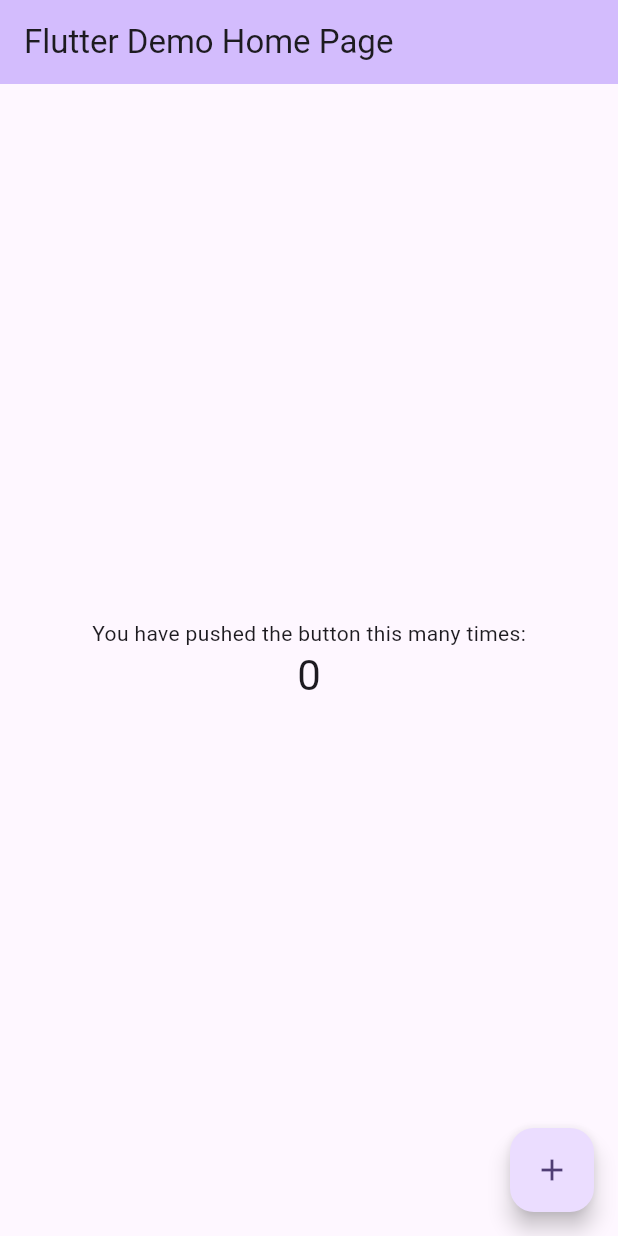
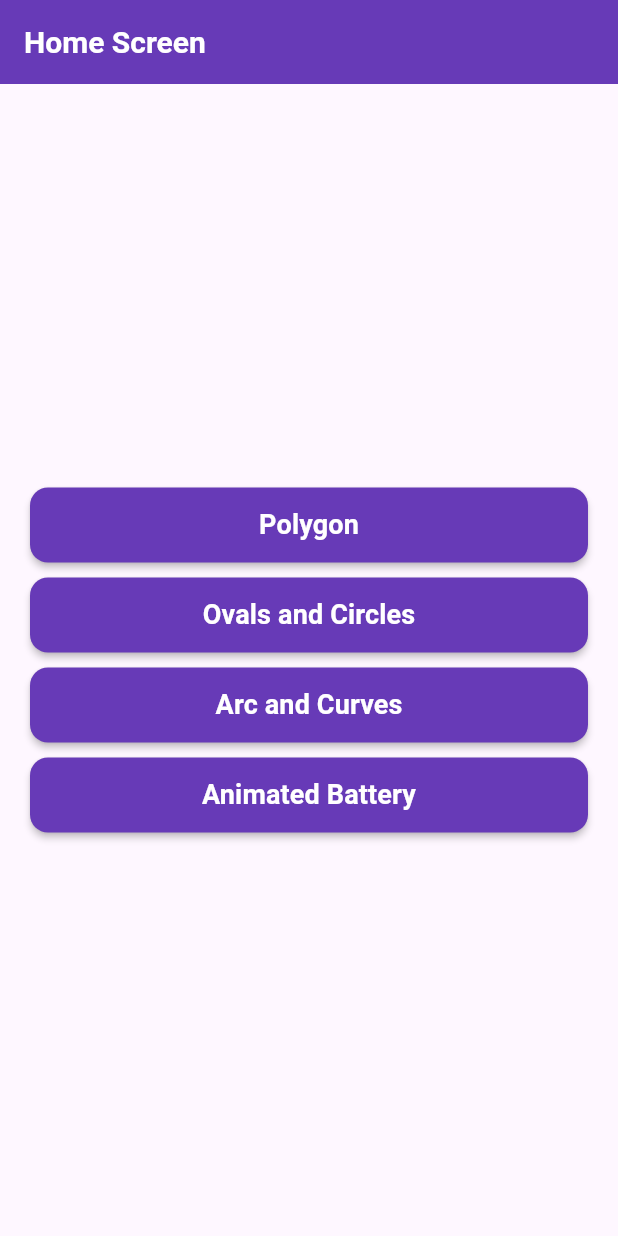
Before and after one commit to Marufjonoff/canvas_flutter_exampla, a Flutter app: the screen it shows after launch, on a phone screen of 412 x 824 dp. Run offline on Flutter 3.47's test engine with Material 2 defaults, Android fonts, the phone set to English and light mode, and no system bars.

Commit message:
new file add

```diff
--- a/lib/canvas/home_screen.dart
+++ b/lib/canvas/home_screen.dart
@@ -0,0 +1,51 @@
+import 'package:canvas_flutter_exampla/canvas/animated_battery_screen.dart';
+import 'package:canvas_flutter_exampla/canvas/arc_and_curves_screen.dart';
+import 'package:canvas_flutter_exampla/canvas/ovals_and_circles_screen.dart';
+import 'package:canvas_flutter_exampla/canvas/polygon_screen.dart';
+import 'package:canvas_flutter_exampla/widgets/custom_elevated_button.dart';
+import 'package:flutter/cupertino.dart';
+import 'package:flutter/material.dart';
+
+class HomeScreen extends StatelessWidget {
+  const HomeScreen({super.key});
+
+  void navigate(Widget page, BuildContext context) {
+    Navigator.push(context, CupertinoPageRoute(builder: (_) => page));
+  }
+
+  @override
+  Widget build(BuildContext context) {
+    return Scaffold(
+      appBar: AppBar(
+        backgroundColor: Colors.deepPurple,
+        elevation: 0,
+        title: const Text("Home Screen"),
+      ),
+      body: Column(
+        mainAxisAlignment: MainAxisAlignment.center,
+        crossAxisAlignment: CrossAxisAlignment.center,
+        children: [
+          CustomElevatedButton(
+              title: 'Polygon',
+              onPressed: () => navigate(const PolygonScreen(), context),
+          ),
+
+          CustomElevatedButton(
+              title: 'Ovals and Circles',
+              onPressed: () => navigate(const OvalsAndCirclesScreen(), context),
+          ),
+
+          CustomElevatedButton(
+              title: 'Arc and Curves',
+              onPressed: () => navigate(const ArcAndCurvesScreen(), context),
+          ),
+
+          CustomElevatedButton(
+              title: 'Animated Battery',
+              onPressed: () => navigate(const AnimatedBatteryScreen(), context),
+          ),
+        ],
+      ),
+    );
+  }
+}
--- a/lib/main.dart
+++ b/lib/main.dart
@@ -1,3 +1,4 @@
+import 'package:canvas_flutter_exampla/canvas/home_screen.dart';
 import 'package:flutter/material.dart';
 
 void main() {
@@ -7,104 +8,18 @@ void main() {
 class MyApp extends StatelessWidget {
   const MyApp({super.key});
 
-  // This widget is the root of your application.
   @override
   Widget build(BuildContext context) {
     return MaterialApp(
-      title: 'Flutter Demo',
+      title: 'Canvas Demo',
       theme: ThemeData(
         colorScheme: ColorScheme.fromSeed(seedColor: Colors.deepPurple),
+        appBarTheme: const AppBarTheme(
+          titleTextStyle: TextStyle(color: Colors.white, fontSize: 20, fontWeight: FontWeight.w600)
+        ),
         useMaterial3: true,
       ),
-      home: const MyHomePage(title: 'Flutter Demo Home Page'),
+      home: const HomeScreen(),
     );
   }
 }
-
-class MyHomePage extends StatefulWidget {
-  const MyHomePage({super.key, required this.title});
-
-  // This widget is the home page of your application. It is stateful, meaning
-  // that it has a State object (defined below) that contains fields that affect
-  // how it looks.
-
-  // This class is the configuration for the state. It holds the values (in this
-  // case the title) provided by the parent (in this case the App widget) and
-  // used by the build method of the State. Fields in a Widget subclass are
-  // always marked "final".
-
-  final String title;
-
-  @override
-  State<MyHomePage> createState() => _MyHomePageState();
-}
-
-class _MyHomePageState extends State<MyHomePage> {
-  int _counter = 0;
-
-  void _incrementCounter() {
-    setState(() {
-      // This call to setState tells the Flutter framework that something has
-      // changed in this State, which causes it to rerun the build method below
-      // so that the display can reflect the updated values. If we changed
-      // _counter without calling setState(), then the build method would not be
-      // called again, and so nothing would appear to happen.
-      _counter++;
-    });
-  }
-
-  @override
-  Widget build(BuildContext context) {
-    // This method is rerun every time setState is called, for instance as done
-    // by the _incrementCounter method above.
-    //
-    // The Flutter framework has been optimized to make rerunning build methods
-    // fast, so that you can just rebuild anything that needs updating rather
-    // than having to individually change instances of widgets.
-    return Scaffold(
-      appBar: AppBar(
-        // TRY THIS: Try changing the color here to a specific color (to
-        // Colors.amber, perhaps?) and trigger a hot reload to see the AppBar
-        // change color while the other colors stay the same.
-        backgroundColor: Theme.of(context).colorScheme.inversePrimary,
-        // Here we take the value from the MyHomePage object that was created by
-        // the App.build method, and use it to set our appbar title.
-        title: Text(widget.title),
-      ),
-      body: Center(
-        // Center is a layout widget. It takes a single child and positions it
-        // in the middle of the parent.
-        child: Column(
-          // Column is also a layout widget. It takes a list of children and
-          // arranges them vertically. By default, it sizes itself to fit its
-          // children horizontally, and tries to be as tall as its parent.
-          //
-          // Column has various properties to control how it sizes itself and
-          // how it positions its children. Here we use mainAxisAlignment to
-          // center the children vertically; the main axis here is the vertical
-          // axis because Columns are vertical (the cross axis would be
-          // horizontal).
-          //
-          // TRY THIS: Invoke "debug painting" (choose the "Toggle Debug Paint"
-          // action in the IDE, or press "p" in the console), to see the
-          // wireframe for each widget.
-          mainAxisAlignment: MainAxisAlignment.center,
-          children: <Widget>[
-            const Text(
-              'You have pushed the button this many times:',
-            ),
-            Text(
-              '$_counter',
-              style: Theme.of(context).textTheme.headlineMedium,
-            ),
-          ],
-        ),
-      ),
-      floatingActionButton: FloatingActionButton(
-        onPressed: _incrementCounter,
-        tooltip: 'Increment',
-        child: const Icon(Icons.add),
-      ), // This trailing comma makes auto-formatting nicer for build methods.
-    );
-  }
-}
--- /dev/null
+++ b/lib/widgets/custom_elevated_button.dart
@@ -0,0 +1,25 @@
+import 'package:flutter/material.dart';
+
+class CustomElevatedButton extends StatelessWidget {
+  final Function()? onPressed;
+  final String title;
+
+  const CustomElevatedButton({super.key, required this.title, required this.onPressed});
+
+  @override
+  Widget build(BuildContext context) {
+    return Padding(
+      padding: const EdgeInsets.symmetric(horizontal: 20, vertical: 5),
+      child: MaterialButton(
+        onPressed: onPressed,
+        minWidth: double.infinity,
+        height: 50,
+        color: Colors.deepPurple.shade500,
+        shape: RoundedRectangleBorder(
+            borderRadius: BorderRadius.circular(12.0)
+        ),
+        child: Text(title, style: const TextStyle(color: Colors.white, fontWeight: FontWeight.w600, fontSize: 18)),
+      ),
+    );
+  }
+}
```
Also changed, not shown: lib/canvas/animated_battery_screen.dart (added, +19 -0 lines), lib/canvas/arc_and_curves_screen.dart (added, +19 -0 lines), lib/canvas/ovals_and_circles_screen.dart (added, +19 -0 lines), lib/canvas/polygon_screen.dart (+19 -0 lines), pubspec.yaml (+0 -61 lines).
